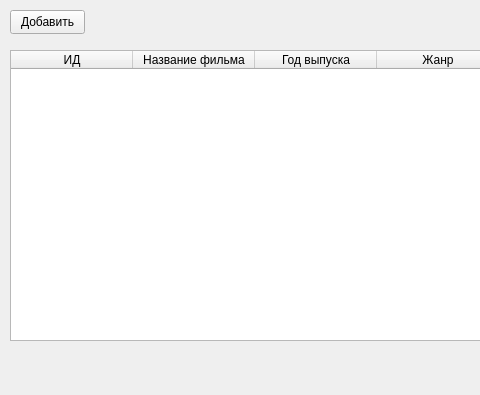
The window that 4/main.ui (MrDlop/---) describes before a commit, drawn with Qt 5; both pictures show x 0 to 480 and y 0 to 395 of the 687 by 395 pixel window.
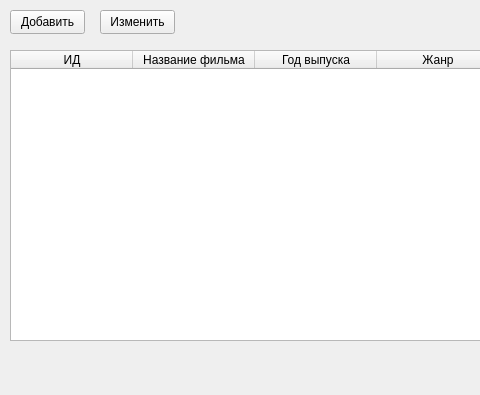
The same window after the commit.

Patch:
```diff
--- a/4/main.ui
+++ b/4/main.ui
@@ -78,6 +78,19 @@
      </property>
     </column>
    </widget>
+   <widget class="QPushButton" name="pushButton_2">
+    <property name="geometry">
+     <rect>
+      <x>100</x>
+      <y>10</y>
+      <width>75</width>
+      <height>24</height>
+     </rect>
+    </property>
+    <property name="text">
+     <string>Изменить</string>
+    </property>
+   </widget>
   </widget>
   <widget class="QMenuBar" name="menubar">
    <property name="geometry">
```
